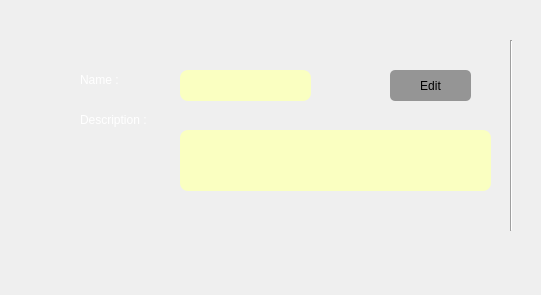
Old version of the form client_apProject/editorganizationclass.ui in the repository sabasheikhi/ap_project.
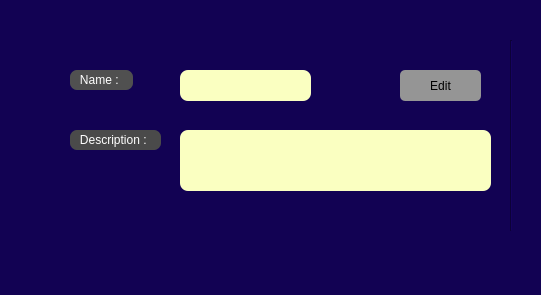
New version of the form.

Patch:
```diff
--- a/client_apProject/editorganizationclass.ui
+++ b/client_apProject/editorganizationclass.ui
@@ -13,20 +13,25 @@
   <property name="windowTitle">
    <string>Dialog</string>
   </property>
-  <widget class="QLabel" name="label_2">
+  <property name="styleSheet">
+   <string notr="true">background-color: rgb(18, 2, 83);</string>
+  </property>
+  <widget class="QLabel" name="descriptionLabel">
    <property name="geometry">
     <rect>
-     <x>80</x>
-     <y>110</y>
+     <x>70</x>
+     <y>130</y>
      <width>91</width>
      <height>20</height>
     </rect>
    </property>
    <property name="styleSheet">
-    <string notr="true">color: rgb(255, 255, 255);</string>
+    <string notr="true">color: rgb(255, 255, 255);
+background-color: rgb(74, 74, 74);
+border-radius:7px;</string>
    </property>
    <property name="text">
-    <string>Description :</string>
+    <string>   Description :</string>
    </property>
   </widget>
   <widget class="QTextEdit" name="descriptionLineEdit">
@@ -82,23 +87,25 @@
   <widget class="QLabel" name="Name">
    <property name="geometry">
     <rect>
-     <x>80</x>
+     <x>70</x>
      <y>70</y>
      <width>63</width>
      <height>20</height>
     </rect>
    </property>
    <property name="styleSheet">
-    <string notr="true">color: rgb(255, 255, 255);</string>
+    <string notr="true">color: rgb(255, 255, 255);
+background-color: rgb(80, 80, 80);
+border-radius:7px;</string>
    </property>
    <property name="text">
-    <string>Name :</string>
+    <string>   Name :</string>
    </property>
   </widget>
   <widget class="QPushButton" name="editButton">
    <property name="geometry">
     <rect>
-     <x>390</x>
+     <x>400</x>
      <y>70</y>
      <width>81</width>
      <height>31</height>
```
